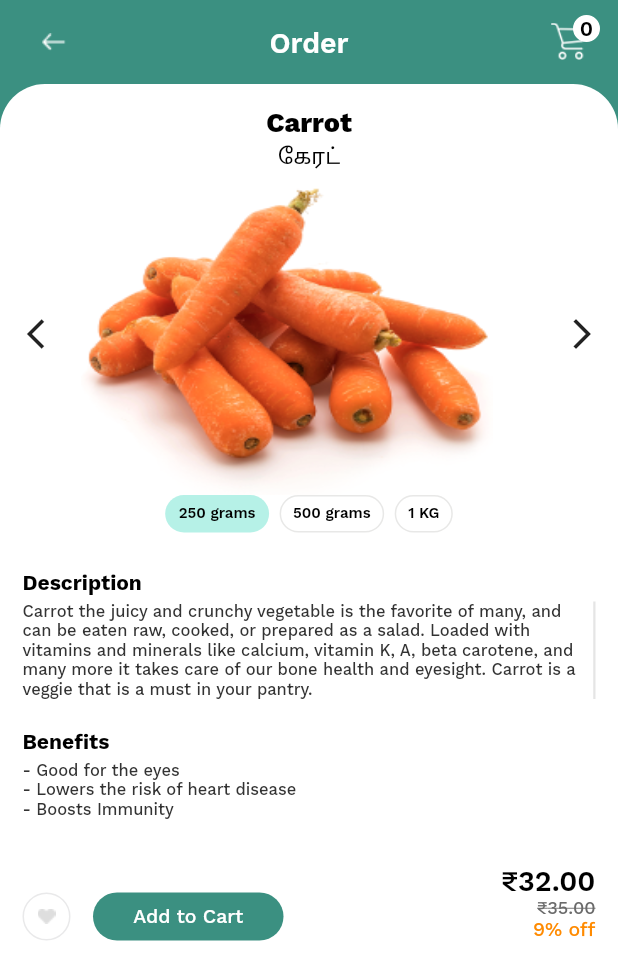
After one commit to arulselvamatv/familygardenmobile-app, a Flutter app: the ProductDetailsView screen opened by its route, on a phone screen of 412 x 824 dp. The commit adds this screen. Shown: the top 980 px of the screen. Run offline on Flutter 3.47's test engine with Material 2 defaults, Android fonts, the phone set to English and light mode, and no system bars; drawn by our look-alikes of carousel_slider; our stand-ins replace get, google_fonts.

Commit message:
product details screen design completed

```diff
--- a/lib/routes/app_pages.dart
+++ b/lib/routes/app_pages.dart
@@ -1,10 +1,12 @@
 import 'package:family_garden/screens/Home_screen/views/homescreen_view.dart';
 import 'package:family_garden/screens/dashboard/views/dashboard_view.dart';
+import 'package:family_garden/screens/product_details_screen/views/product_details_view.dart';
 import 'package:family_garden/screens/product_listing_screen/bindings/product_listing_binding.dart';
 import 'package:family_garden/screens/product_listing_screen/views/product_listing_view.dart';
 import 'package:get/get.dart';
 import '../screens/Home_screen/bindings/homescreen_binding.dart';
 import '../screens/dashboard/bindings/dashboard_bindings.dart';
+import '../screens/product_details_screen/bindings/product_details_binding.dart';
 import '../screens/splash_screen/bindings/splash_bindings.dart';
 import '../screens/splash_screen/views/splash_view.dart';
 
@@ -37,11 +39,11 @@ class AppPages {
       page: () => ProductListingView(),
       binding: ProductListingBinding(),
     ),
-    // GetPage(
-    //   name: _Paths.CATEGORIES_SCREEN,
-    //   page: () => CategoriesView(),
-    //   binding: CategoriesBinding(),
-    // ),
+    GetPage(
+      name: _Paths.PRODUCT_DETAILS_SCREEN,
+      page: () => ProductDetailsView(),
+      binding: ProductDetailsBinding(),
+    ),
 
   ];
 }
--- a/lib/routes/app_routes.dart
+++ b/lib/routes/app_routes.dart
@@ -8,6 +8,7 @@ abstract class Routes {
   static const HOME_SCREEN = _Paths.HOME_SCREEN;
   static const CATEGORIES_SCREEN = _Paths.CATEGORIES_SCREEN;
   static const PRODUCT_LISTING_SCREEN = _Paths.PRODUCT_LISTING_SCREEN;
+  static const PRODUCT_DETAILS_SCREEN = _Paths.PRODUCT_DETAILS_SCREEN;
 
 }
 
@@ -18,5 +19,6 @@ abstract class _Paths {
   static const HOME_SCREEN = '/home_screen';
   static const CATEGORIES_SCREEN = '/categories_screen';
   static const PRODUCT_LISTING_SCREEN = '/product_listing_screen';
+  static const PRODUCT_DETAILS_SCREEN = '/product_details_screen';
 
 }
--- /dev/null
+++ b/lib/screens/product_details_screen/bindings/product_details_binding.dart
@@ -0,0 +1,11 @@
+import 'package:get/get.dart';
+import '../controllers/product_details_controller.dart';
+
+class ProductDetailsBinding extends Bindings {
+  @override
+  void dependencies() {
+    Get.lazyPut<ProductDetailsController>(
+          () => ProductDetailsController(),
+    );
+  }
+}
--- /dev/null
+++ b/lib/screens/product_details_screen/controllers/product_details_controller.dart
@@ -0,0 +1,54 @@
+import 'package:carousel_slider/carousel_controller.dart';
+import 'package:get/get.dart';
+
+class ProductDetailsController extends GetxController {
+  final CarouselController carouselController = CarouselController();
+
+  RxInt selecteIndex = 0.obs;
+  RxInt counter = 0.obs;
+  RxBool favourite = false.obs;
+  RxBool addToCart = false.obs;
+
+  RxList carouselImage = [
+    'assets/images/Carrot 1.png',
+    'assets/images/Carrot 1.png',
+    'assets/images/Carrot 1.png',
+  ].obs;
+
+  RxList productWeight = [
+    '250 grams',
+    '500 grams',
+    '1 KG',
+  ].obs;
+
+  onProductWeightSelected(int index){
+        selecteIndex.value = index;
+        productWeight.refresh();
+  }
+
+  onFavouriteButtonSelected(){
+    if(favourite.value == false){
+      favourite.value = true;
+    } else {
+      favourite.value = false;
+    }
+}
+
+onAddToCartSelected(){
+    if(addToCart.value == false){
+      addToCart.value = true;
+    }
+}
+
+minus(){
+  if (counter.value == 0) {
+    return;
+  } else {
+    counter.value -= 1;
+  }
+}
+
+add(){
+  counter.value += 1;
+}
+}
--- /dev/null
+++ b/lib/screens/product_details_screen/views/product_details_view.dart
@@ -0,0 +1,316 @@
+import 'package:carousel_slider/carousel_slider.dart';
+import 'package:family_garden/screens/product_details_screen/controllers/product_details_controller.dart';
+import 'package:family_garden/utils/common_import/common_import.dart';
+import 'package:flutter/services.dart';
+import 'package:flutter/src/widgets/framework.dart';
+import 'package:get/get.dart';
+
+class ProductDetailsView extends GetView<ProductDetailsController> {
+  @override
+  Widget build(BuildContext context) {
+    return
+        Obx(() =>
+        Scaffold(
+            backgroundColor: AppColors.primaryColor,
+            appBar: AppBar(
+              systemOverlayStyle: (SystemUiOverlayStyle.dark),
+              leadingWidth: 50,
+              automaticallyImplyLeading: false,
+              centerTitle: true,
+              leading: Container(
+                width: 14,
+                child: Row(
+                  children: [
+                    Padding(
+                      padding: const EdgeInsets.only(left: 24.0),
+                      child: GestureDetector(
+                          onTap: () {
+                            Get.back();
+                          },
+                          child: Image.asset(
+                            'assets/icons/backButton.png',
+                            height: 24,
+                            width: 24,
+                          )),
+                    )
+                  ],
+                ),
+              ),
+              title: TextWidget(
+                'Order',
+                fontSize: 19,
+                fontWeight: FontWeight.w600,
+                color: Colors.white,
+                textOverflow: TextOverflow.ellipsis,
+              ),
+              actions: [
+                Stack(
+                  children: [
+                    Padding(
+                      padding: const EdgeInsets.only(right: 20, top: 15),
+                      child: Image.asset("assets/icons/cart.png",
+                          height: 25, width: 25),
+                    ),
+                    Container(
+                      width: 30,
+                      height: 30,
+                      alignment: Alignment.topRight,
+                      margin: const EdgeInsets.only(top: 10, left: 3.0),
+                      child: Container(
+                        width: 18,
+                        height: 18,
+                        decoration: BoxDecoration(
+                            shape: BoxShape.circle,
+                            color: Colors.white,
+                            border: Border.all(color: Colors.white, width: 1)),
+                        child: Padding(
+                          padding: const EdgeInsets.all(0.0),
+                          child: Center(
+                              child: TextWidget(
+                            "0",
+                            color: Colors.black,
+                            fontSize: 14,
+                            fontWeight: FontWeight.w600,
+                          )),
+                        ),
+                      ),
+                    ),
+                  ],
+                )
+              ],
+              backgroundColor: AppColors.primaryColor,
+              elevation: 0,
+            ),
+            body: Container(
+              height: Get.height,
+              width: Get.width,
+              decoration: const BoxDecoration(
+                  color: Color(0xffFFFFFF),
+                  borderRadius: BorderRadius.only(
+                    topRight: Radius.circular(30),
+                    topLeft: Radius.circular(30),
+                  )),
+              child: SingleChildScrollView(
+                child: Column(
+                  crossAxisAlignment: CrossAxisAlignment.center,
+                  children: [
+                    AppSize.size.h15,
+                    TextWidget(
+                      'Carrot',
+                      fontSize: 18,
+                      fontWeight: FontWeight.w800,
+                      color: Colors.black,
+                    ),
+                    AppSize.size.h3,
+                    TextWidget(
+                      'கேரட்',
+                      fontSize: 16,
+                      fontWeight: FontWeight.w500,
+                      color: Colors.black,
+                    ),
+                    SizedBox(
+                      height: 215,
+                      width: Get.width,
+                      child: Stack(
+                        children: [
+                          CarouselSlider.builder(
+                              carouselController: controller.carouselController,
+                              itemCount: controller.carouselImage.length,
+                              itemBuilder: (context, index, realIndex) {
+                                return Container(
+                                  margin: EdgeInsets.symmetric(horizontal: 15),
+                                  decoration: BoxDecoration(
+                                      borderRadius: BorderRadius.circular(10)),
+                                  child: Image.asset(
+                                    controller.carouselImage[index],
+                                    width: Get.width / 1.5,
+                                    fit: BoxFit.fill,
+                                  ),
+                                );
+                              },
+                              options: CarouselOptions(
+                                  autoPlay: false,
+                                  viewportFraction: 1,
+                                  scrollPhysics: NeverScrollableScrollPhysics(),
+                                  enableInfiniteScroll: false,
+                                  onPageChanged: (index, reason) {
+                                    // controller.pageChanged(index);
+                                  })),
+                          Align(
+                            alignment: Alignment.centerRight,
+                            child: IconButton(
+                                onPressed: () {
+                                  controller.carouselController.nextPage();
+                                },
+                                icon: Icon(Icons.arrow_forward_ios_outlined)),
+                          ),
+                          Align(
+                            alignment: Alignment.centerLeft,
+                            child: IconButton(
+                                onPressed: () {
+                                  controller.carouselController.previousPage();
+                                },
+                                icon: Icon(Icons.arrow_back_ios_outlined)),
+                          ),
+                        ],
+                      ),
+                    ),
+                    SizedBox(
+                      height: 25,
+                      child: ListView.separated(
+                          scrollDirection: Axis.horizontal,
+                          shrinkWrap: true,
+                          itemBuilder: (context, index){
+                            return GestureDetector(
+                              onTap: (){
+                                controller.onProductWeightSelected(index);
+                              },
+                              child: Container (
+                                decoration: BoxDecoration(color: controller.selecteIndex != index ? Colors.white : Color(0xffB6F1E7),
+                                borderRadius: BorderRadius.circular(13),
+                                  border: Border.all(color: controller.selecteIndex != index ? Color(0xffE8E8E7) : Colors.transparent)
+                                ),
+                                child: Center(child: Padding(
+                                  padding: const EdgeInsets.symmetric(horizontal: 8),
+                                  child: TextWidget(controller.productWeight[index],fontSize: 10,fontWeight: FontWeight.w600,color: Colors.black,),
+                                )),
+                              ),
+                            );
+                          }, separatorBuilder: (context, index){
+                        return AppSize.size.w7;
+                      }, itemCount: controller.productWeight.length),
+                    ),
+                    AppSize.size.h25,
+                    Align(
+                        alignment: Alignment.topLeft,
+                        child: Padding(
+                          padding: const EdgeInsets.symmetric(horizontal: 15),
+                          child: Column(
+                            crossAxisAlignment: CrossAxisAlignment.start,
+                            children: [
+                              TextWidget('Description',fontSize: 14,fontWeight: FontWeight.w700,color: Colors.black,),
+                              AppSize.size.h5,
+                              Container(
+                                child: IntrinsicHeight(
+                                  child: Row(
+                                    children: [
+                                      Flexible(
+                                        child: TextWidget ('Carrot the juicy and crunchy vegetable is the favorite of many, and can be eaten raw, cooked, or prepared as a salad. Loaded with vitamins and minerals like calcium, vitamin K, A, beta carotene, and many more it takes care of our bone health and eyesight. Carrot is a veggie that is a must in your pantry.',
+                                        fontSize: 11,fontWeight: FontWeight.w500,color: Color(0xff333333),),
+                                      ),
+                                     AppSize.size.w5,
+                                     VerticalDivider(width: 1.5,thickness: 1.5,color: Color(0xffE5E5E5),)
+                                    ],
+                                  ),
+                                ),
+                              )
+                            ],
+                          ),
+                        )),
+                    AppSize.size.h20,
+                    Align(
+                        alignment: Alignment.topLeft,
+                        child: Padding(
+                          padding: const EdgeInsets.symmetric(horizontal: 15),
+                          child: Column(
+                            crossAxisAlignment: CrossAxisAlignment.start,
+                            children: [
+                              TextWidget('Benefits',fontSize: 14,fontWeight: FontWeight.w700,color: Colors.black,),
+                              AppSize.size.h5,
+                              TextWidget('- Good for the eyes\n- Lowers the risk of heart disease\n- Boosts Immunity',
+                              fontSize: 11,fontWeight: FontWeight.w500,color: Color(0xff333333),)
+                            ],
+                          ),
+                        )),
+                    AppSize.size.h30,
+                    Padding(
+                      padding: const EdgeInsets.symmetric(horizontal: 15),
+                      child: Row(
+                        mainAxisAlignment: MainAxisAlignment.end,
+                        crossAxisAlignment: CrossAxisAlignment.end,
+                        children: [
+                          GestureDetector(
+                            onTap: (){
+                              controller.onFavouriteButtonSelected();
+                            },
+                            child: Container (
+                              height: 32,width: 32,
+                              decoration: BoxDecoration(
+                                shape: BoxShape.circle,
+                                border: Border.all(color: Color(0xffE9E9EA)),
+                              ),
+                              child: Center(
+                                child: Image.asset('assets/icons/favourite.png',color: controller.favourite.value == false ? Color(0xffDEDEDE) : Color(0xffFF8A00),),
+                              ),
+                            ),
+                          ),
+                          AppSize.size.w15,
+                          GestureDetector(
+                            onTap: (){
+                              controller.onAddToCartSelected();
+                            },
+                            child: Container(
+                              height: 32,
+                              width: 127,
+                              decoration: BoxDecoration(
+                                borderRadius: BorderRadius.circular(20),
+                                  boxShadow: [
+                                    BoxShadow(
+                                        offset: Offset(0, 0),
+                                        blurRadius: 3,
+                                        spreadRadius: 3,
+                                        color: Color(0xff000000).withOpacity(controller.addToCart.value ? 0.2 : 0)),
+                                  ],
+                                  color: controller.addToCart.value ? Colors.white : AppColors.primaryColor
+                              ),
+                              child: controller.addToCart.value ? Row(
+                                children: [
+                                  SizedBox(
+                                    width: 40,
+                                      child: TextButton(
+                                          style: ButtonStyle(
+                                            overlayColor: MaterialStateProperty.all(Colors.transparent),
+                                          ),
+                                          onPressed: (){
+                                        controller.minus();
+                                      }, child: Image.asset("assets/icons/minus.png"))),
+                                  Spacer(),
+                                  // TextWidget('-',color: Colors.white,fontSize: 8,),
+                                  TextWidget(controller.counter.toString(),color: Colors.black,fontSize: 15,fontWeight: FontWeight.w600,),
+                                  Spacer(),
+                                  SizedBox(
+                                      width: 40,
+                                      child: TextButton(
+                                          style: ButtonStyle(
+                                            overlayColor: MaterialStateProperty.all(Colors.transparent),
+                                          ),
+                                          onPressed: (){
+                                        controller.add();
+                                      }, child: Image.asset("assets/icons/add.png"))),
+
+
+                                ],
+                              ) : Center(
+                                child: TextWidget('Add to Cart',fontSize: 13,fontWeight: FontWeight.w500,color: Colors.white,),
+                              ),
+                            ),
+                          ),
+                          Spacer(),
+                          Column(
+                            crossAxisAlignment: CrossAxisAlignment.end,
+                            children: [
+                              TextWidget('₹32.00',fontSize: 19,fontWeight: FontWeight.w600,color: Colors.black,),
+                              TextWidget('₹35.00',fontSize: 12,fontWeight: FontWeight.w500,color: Color(0xff6A6A6A),decoration: TextDecoration.lineThrough,),
+                              TextWidget('9% off',fontSize: 13,fontWeight: FontWeight.w500,color: Color(0xffFF8A00)),
+                            ],
+                          )
+                        ],
+                      ),
+                    )
+                  ],
+                ),
+              ),
+            ))
+    );
+  }
+}
--- a/lib/screens/product_listing_screen/views/product_listing_view.dart
+++ b/lib/screens/product_listing_screen/views/product_listing_view.dart
@@ -4,6 +4,7 @@ import 'package:flutter/material.dart';
 import 'package:flutter/services.dart';
 import 'package:get/get.dart';
 
+import '../../../routes/app_pages.dart';
 import '../../../utils/theme/app_sizes.dart';
 import '../../../widgets/custom_text.dart';
 
@@ -156,7 +157,7 @@ class ProductListingView extends GetView<ProductListingController>{
 
                           return GestureDetector(
                             onTap: (){
-
+                              Get.toNamed(Routes.PRODUCT_DETAILS_SCREEN);
                             },
                             child: Stack(
                               children: [
--- a/lib/utils/common_import/common_import.dart
+++ b/lib/utils/common_import/common_import.dart
@@ -1 +1,4 @@
 export 'package:flutter/material.dart';
+export '../../../utils/theme/app_colors.dart';
+export '../../../utils/theme/app_sizes.dart';
+export '../../../widgets/custom_text.dart';
--- a/lib/utils/theme/app_sizes.dart
+++ b/lib/utils/theme/app_sizes.dart
@@ -14,10 +14,12 @@ class _AppSizes {
   final h16 = const SizedBox(height: 16);
   final h20 = const SizedBox(height: 20);
   final h24 = const SizedBox(height: 24);
+  final h25 = const SizedBox(height: 25);
   final h30 = const SizedBox(height: 30);
   final h40 = const SizedBox(height: 40);
 
   final w5 = const SizedBox(width: 5);
+  final w7 = const SizedBox(width: 7);
   final w10 = const SizedBox(width: 10);
   final w15 = const SizedBox(width: 15);
   final w16 = const SizedBox(width: 16);
```
Also changed, not shown: assets/icons/favourite.png (added), assets/images/Carrot 1.png (added).
